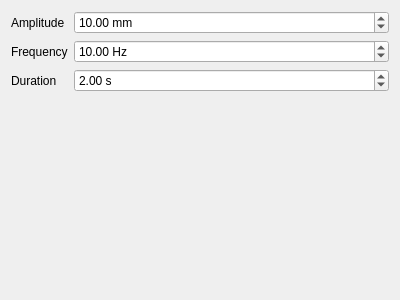
This is frontend/ui/SignalGenWidget.ui in petermcevoy/ssy226airflow as Qt 5 draws it before an edit. The edited form follows.
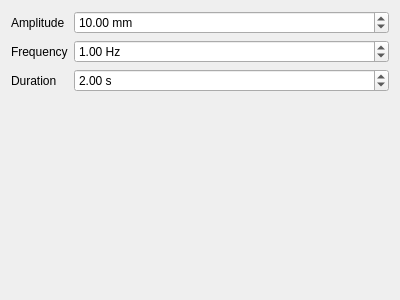
This is the edited form.

```diff
--- a/frontend/ui/SignalGenWidget.ui
+++ b/frontend/ui/SignalGenWidget.ui
@@ -45,9 +45,12 @@
        <property name="suffix">
         <string> Hz</string>
        </property>
-       <property name="value">
+       <property name="maximum">
         <double>10.000000000000000</double>
        </property>
+       <property name="value">
+        <double>1.000000000000000</double>
+       </property>
       </widget>
      </item>
      <item row="2" column="0">
```
Left out of the diff: 3 changed lines with no effect on the pictures.
